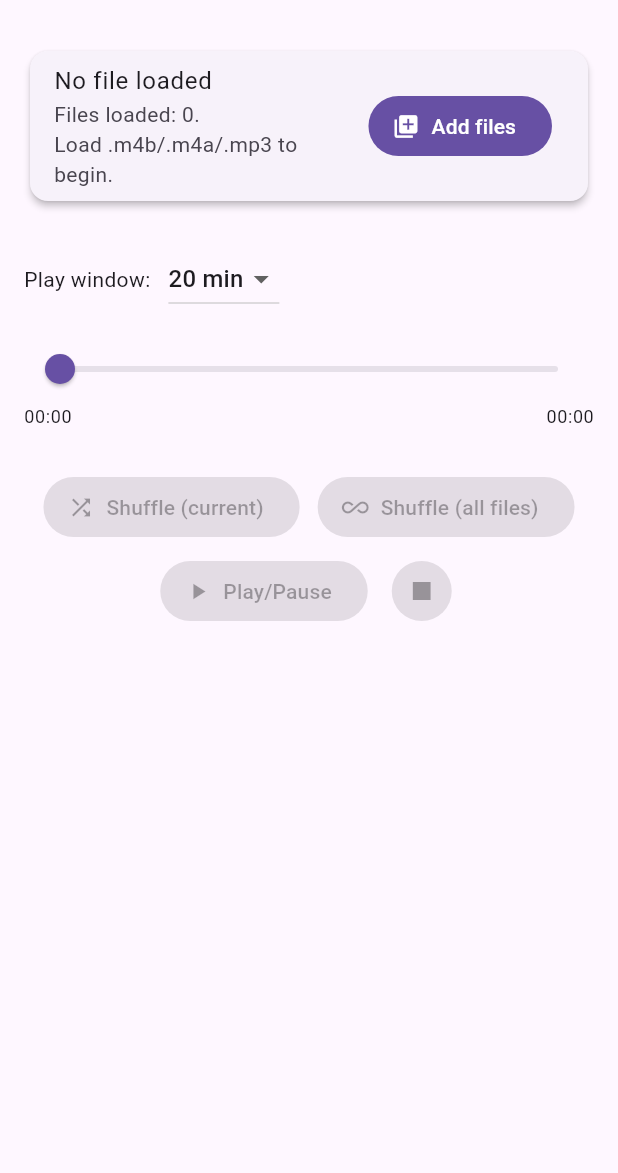
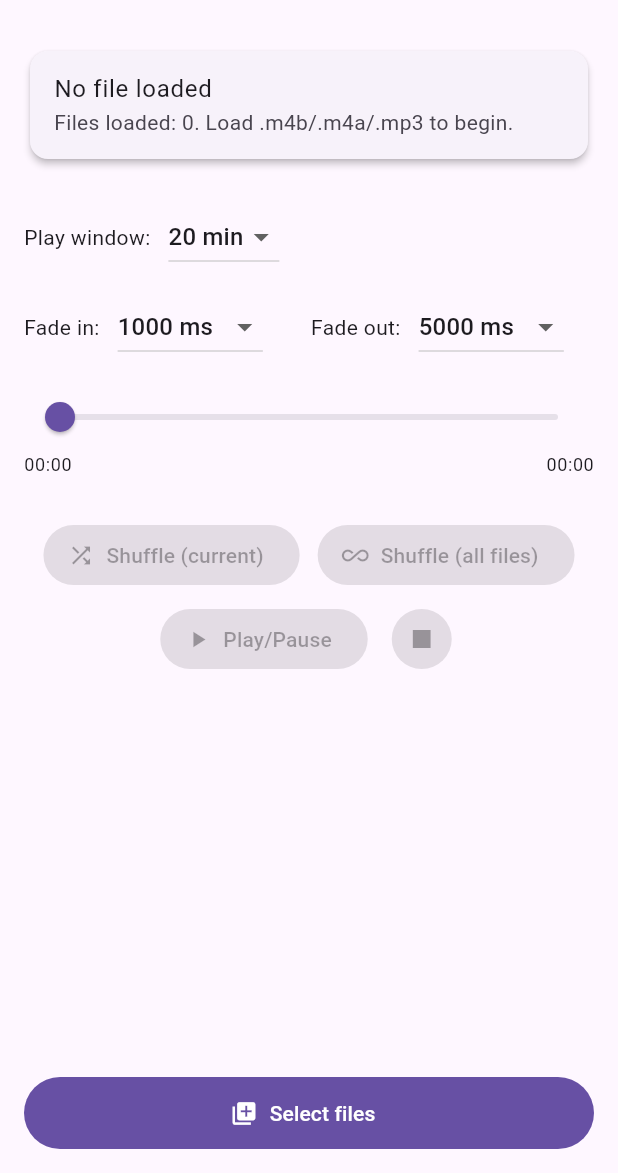
Before and after one commit to lauries345/dozebooks, a Flutter app: the screen it shows after launch, on a phone screen of 412 x 824 dp, the part 63-1236 px from its top. Run offline on Flutter 3.47's test engine with Material 3 defaults, Android fonts, the phone set to English and light mode, and no system bars; our stand-ins replace file_picker, in_app_purchase, just_audio; missing offline and left inert: audio_session, just_audio_media_kit, media_kit.

Commit message:
Added fade in/out menu options, moved add files button to bottom

```diff
--- a/dozebooks/lib/main.dart
+++ b/dozebooks/lib/main.dart
@@ -71,9 +71,17 @@ class _OneScreenAudiobookState extends State<OneScreenAudiobook> {
   // Current bounded end
   Duration? _windowEnd;
 
-  // Fades
-  final _fadeInDur = const Duration(milliseconds: 900);
-  final _fadeOutDur = const Duration(milliseconds: 700);
+  // Fade options + state (now mutable)
+  final _fadeOptions = const <Duration>[
+    Duration(milliseconds: 500),
+    Duration(milliseconds: 1000),
+    Duration(milliseconds: 2000),
+    Duration(milliseconds: 5000),
+    Duration(milliseconds: 10000),
+  ];
+  Duration _fadeInDur = const Duration(milliseconds: 1000);
+  Duration _fadeOutDur = const Duration(milliseconds: 5000);
+
   double _targetVolume = 1.0;
   double _currVolume = 1.0;
   int _fadeGen = 0;
@@ -510,6 +518,23 @@ class _OneScreenAudiobookState extends State<OneScreenAudiobook> {
         title: const Text('BookShuffle (phone-ready)'),
         centerTitle: true,
       ),
+
+      // >>> Bottom "Select files" button <<<
+      bottomNavigationBar: SafeArea(
+        top: false,
+        child: Padding(
+          padding: const EdgeInsets.fromLTRB(16, 8, 16, 16),
+          child: FilledButton.icon(
+            onPressed: _pickAndAddFiles,
+            icon: const Icon(Icons.library_add),
+            label: const Text('Select files'),
+            style: FilledButton.styleFrom(
+              minimumSize: const Size.fromHeight(48),
+            ),
+          ),
+        ),
+      ),
+
       body: SafeArea(
         child: SingleChildScrollView(
           padding: EdgeInsets.fromLTRB(
@@ -533,11 +558,7 @@ class _OneScreenAudiobookState extends State<OneScreenAudiobook> {
                           'Start marks: ${_startMarks.length} • '
                           'Window: ${_windowLen.inMinutes} min',
                         ),
-                  trailing: FilledButton.icon(
-                    onPressed: _pickAndAddFiles,
-                    icon: const Icon(Icons.library_add),
-                    label: const Text('Add files'),
-                  ),
+                  // moved the add/select files button to bottomNavigationBar
                 ),
               ),
               const SizedBox(height: 12),
@@ -567,6 +588,7 @@ class _OneScreenAudiobookState extends State<OneScreenAudiobook> {
 
               const SizedBox(height: 12),
 
+              // Window length selector
               Row(
                 children: [
                   const Text('Play window:'),
@@ -594,6 +616,43 @@ class _OneScreenAudiobookState extends State<OneScreenAudiobook> {
               ),
               const SizedBox(height: 12),
 
+              // Fade selectors
+              Row(
+                children: [
+                  const Text('Fade in:'),
+                  const SizedBox(width: 12),
+                  DropdownButton<Duration>(
+                    value: _fadeInDur,
+                    items: _fadeOptions
+                        .map((d) => DropdownMenuItem(
+                              value: d,
+                              child: Text('${d.inMilliseconds} ms'),
+                            ))
+                        .toList(),
+                    onChanged: (val) {
+                      if (val != null) setState(() => _fadeInDur = val);
+                    },
+                  ),
+                  const SizedBox(width: 32),
+                  const Text('Fade out:'),
+                  const SizedBox(width: 12),
+                  DropdownButton<Duration>(
+                    value: _fadeOutDur,
+                    items: _fadeOptions
+                        .map((d) => DropdownMenuItem(
+                              value: d,
+                              child: Text('${d.inMilliseconds} ms'),
+                            ))
+                        .toList(),
+                    onChanged: (val) {
+                      if (val != null) setState(() => _fadeOutDur = val);
+                    },
+                  ),
+                ],
+              ),
+              const SizedBox(height: 12),
+
+              // Position slider
               StreamBuilder<Duration>(
                 stream: _player.positionStream,
                 builder: (context, snap) {
@@ -647,6 +706,7 @@ class _OneScreenAudiobookState extends State<OneScreenAudiobook> {
 
               const SizedBox(height: 16),
 
+              // Controls
               Wrap(
                 alignment: WrapAlignment.center,
                 spacing: 12,
@@ -696,6 +756,8 @@ class _OneScreenAudiobookState extends State<OneScreenAudiobook> {
                   ),
                 ],
               ),
+              // Extra bottom padding so scrollable content clears the bottom button
+              const SizedBox(height: 80),
             ],
           ),
         ),
```
